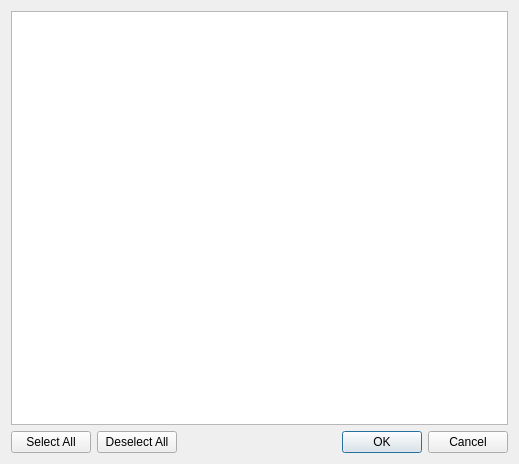
Before: the Qt Designer form src/dontpanik/kpart/core/ui/selectentitiesdialog.ui in frankHa/dontpanic, drawn with Qt 5.
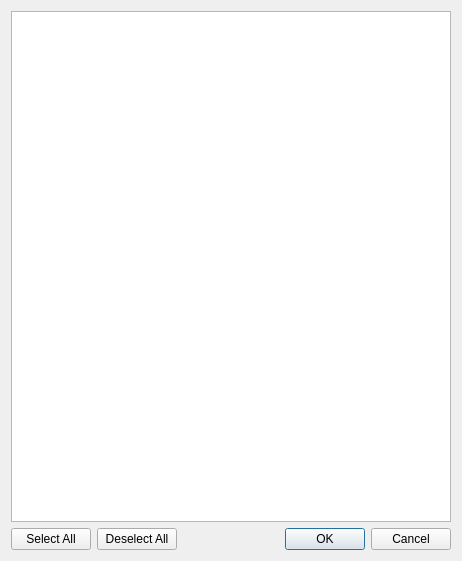
After: the same form once the commit is applied. Custom widgets are drawn as their Qt base class.

Commit message: -implemented SelectEntityDialog as a KDialog instead of QDialog

```diff
--- a/src/dontpanik/kpart/core/ui/selectentitiesdialog.ui
+++ b/src/dontpanik/kpart/core/ui/selectentitiesdialog.ui
@@ -1,13 +1,13 @@
 <?xml version="1.0" encoding="UTF-8"?>
 <ui version="4.0">
  <class>SelectEntitiesDialog</class>
- <widget class="QDialog" name="SelectEntitiesDialog">
+ <widget class="QWidget" name="SelectEntitiesDialog">
   <property name="geometry">
    <rect>
     <x>0</x>
     <y>0</y>
-    <width>519</width>
-    <height>464</height>
+    <width>462</width>
+    <height>561</height>
    </rect>
   </property>
   <property name="windowTitle">
@@ -72,10 +72,7 @@
       </spacer>
      </item>
      <item>
-      <widget class="QDialogButtonBox" name="buttonBox">
-       <property name="orientation">
-        <enum>Qt::Horizontal</enum>
-       </property>
+      <widget class="KDialogButtonBox" name="kdialogbuttonbox">
        <property name="standardButtons">
         <set>QDialogButtonBox::Cancel|QDialogButtonBox::Ok</set>
        </property>
@@ -85,6 +82,13 @@
    </item>
   </layout>
  </widget>
+ <customwidgets>
+  <customwidget>
+   <class>KDialogButtonBox</class>
+   <extends>QDialogButtonBox</extends>
+   <header>kdialogbuttonbox.h</header>
+  </customwidget>
+ </customwidgets>
  <resources/>
  <connections>
   <connection>
```
Left out of the diff: 35 changed lines with no effect on the pictures. The commit also changes 3 other files.
